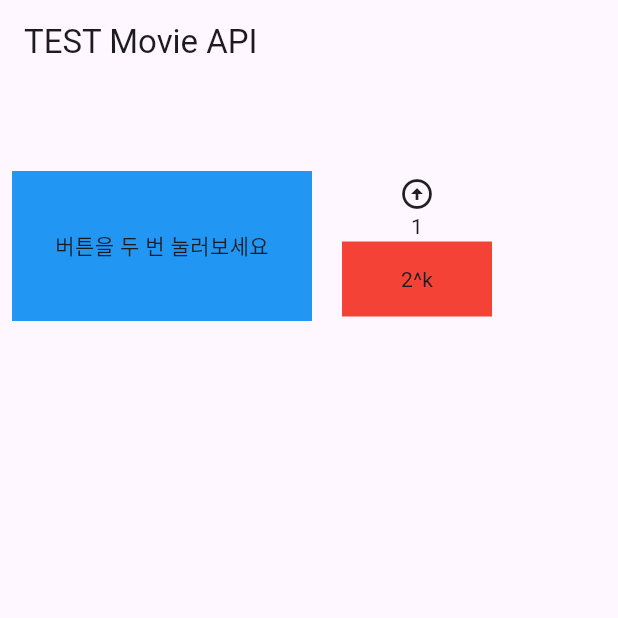
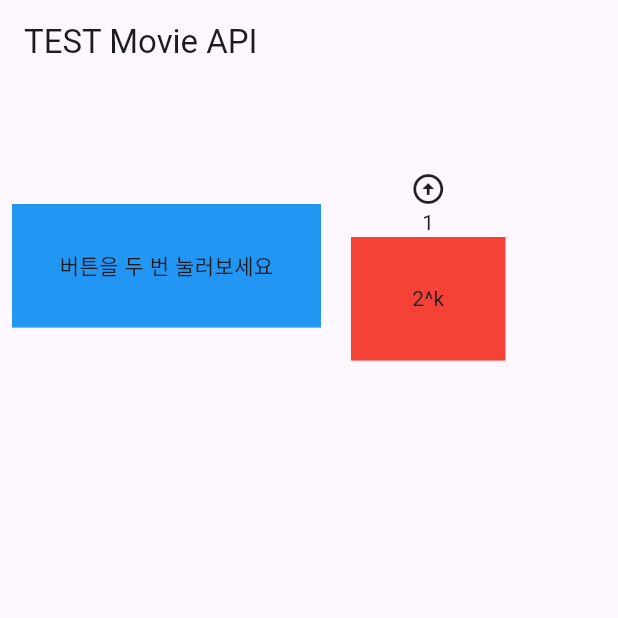
Before and after one commit to Flutter-DoHyunKim/freezedTest, a Flutter app: the screen it shows after launch, on a phone screen of 412 x 824 dp, the top half of it. Run offline on Flutter 3.47's test engine with Material 2 defaults, Android fonts, the phone set to English and light mode, and no system bars; our stand-ins replace bloc, cached_network_image, dio, flutter_bloc, flutter_dotenv, flutter_riverpod and 2 more.

Commit message:
Feature phone rotate 하려고 MediaQuery.size 추가

```diff
--- a/lib/testing_screen.dart
+++ b/lib/testing_screen.dart
@@ -34,10 +34,11 @@ class _TestingScreenState extends ConsumerState<TestingScreen> {
   }
 
   void _scrollListener() async {
-
-    if(ref.watch(scrollProvider)){
-      _scrollController.animateTo(0, duration: const Duration(microseconds: 300), curve: Curves.easeInOut);
-      ref.watch(scrollProvider.notifier).state=false;
+    if (ref.watch(scrollProvider)) {
+      //scrollProvider 에서 ref를 통해 계속 보고 있다가 바뀌면 작동(false->true 로 바뀔때)
+      _scrollController.animateTo(0,
+          duration: const Duration(microseconds: 300), curve: Curves.easeInOut);
+      ref.watch(scrollProvider.notifier).state = false;
     }
 
     if (_scrollController.offset >=
@@ -149,7 +150,9 @@ class _TestingScreenState extends ConsumerState<TestingScreen> {
             child: TextButton(
                 onPressed: () async {
                   // controller.loadMovieList(_page);
-                  ref.watch(getMovieListProvider.notifier).getMovieList(_page);
+                  ref
+                      .watch(getMovieListProvider.notifier)
+                      .getMovieList(_page); //.notifier 로 상태 관리 필요한 값 update
 
                   //context.read<TestBloc>().add(MovieLoadEvent(_page));
                   Get.back();
@@ -188,7 +191,11 @@ class _TestingScreenState extends ConsumerState<TestingScreen> {
 
     //  print(movieModel.length);
 
-    return blocC();
+    return LayoutBuilder(
+        builder: (BuildContext context, BoxConstraints constraints) {
+          Size size=MediaQuery.of(context).size;
+      return blocC(size);
+    });
   }
 
   Scaffold getX() {
@@ -288,10 +295,9 @@ class _TestingScreenState extends ConsumerState<TestingScreen> {
     );
   }
 
-  Scaffold blocC() {
+  Scaffold blocC(Size size) {
     /* final List<ResultMovieModel>? movieModel =
         context.watch<TestBloc>().state.movieModel;*/
-
     final List<ResultMovieModel>? movieModel = ref.watch(getMovieListProvider);
 
     return Scaffold(
@@ -320,25 +326,31 @@ class _TestingScreenState extends ConsumerState<TestingScreen> {
                     },
                     //Get.snackbar('hi','message'); 이렇게 하면 notification 처럼 snackbar 나옴
                     child: Container(
-                      width: 200,
-                      height: 100,
+                      width: size.width/2,
+                      height: size.height/10,
                       color: Colors.blue,
                       child: const Center(child: Text('버튼을 두 번 눌러보세요')),
                     )),
-                const SizedBox(width: 20,),
+                const SizedBox(
+                  width: 20,
+                ),
                 Column(
                   children: [
-                     InkWell(onTap:(){
-                       ref.watch(scrollProvider.notifier).state=true;
-                     },child: const Icon(Icons.arrow_circle_up_outlined)),
+                    InkWell(
+                        onTap: () {
+                          ref.watch(scrollProvider.notifier).state = true;
+                        },
+                        child: const Icon(Icons.arrow_circle_up_outlined)),
                     Text(ref.watch(countProvider).toString()),
                     InkWell(
                         onTap: () {
-                          ref.watch(countProvider.notifier).state=ref.watch(countProvider)*2;
+                          ref.watch(countProvider.notifier).state =
+                              ref.watch(countProvider) * 2;
                         },
                         child: Container(
-                          width: 100,
-                          height: 50,
+                          width: size.width/4,
+
+                          height: size.height/10,
                           color: Colors.red,
                           child: const Center(child: Text("2^k")),
                         ))
```
